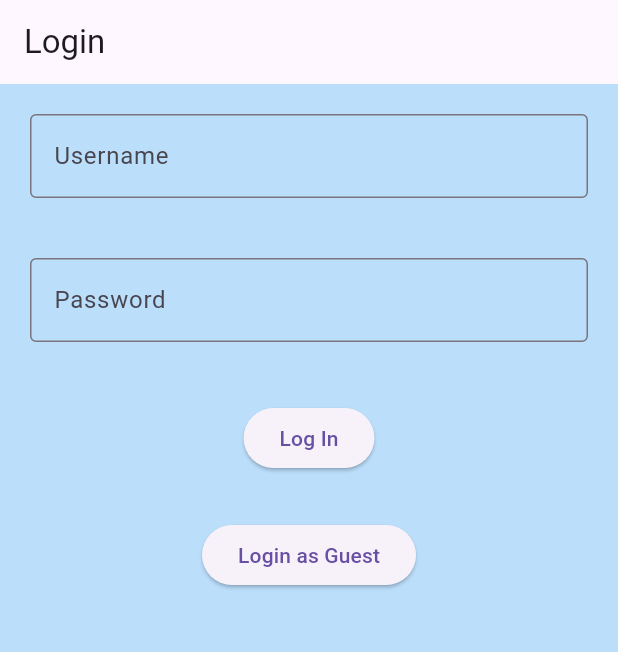
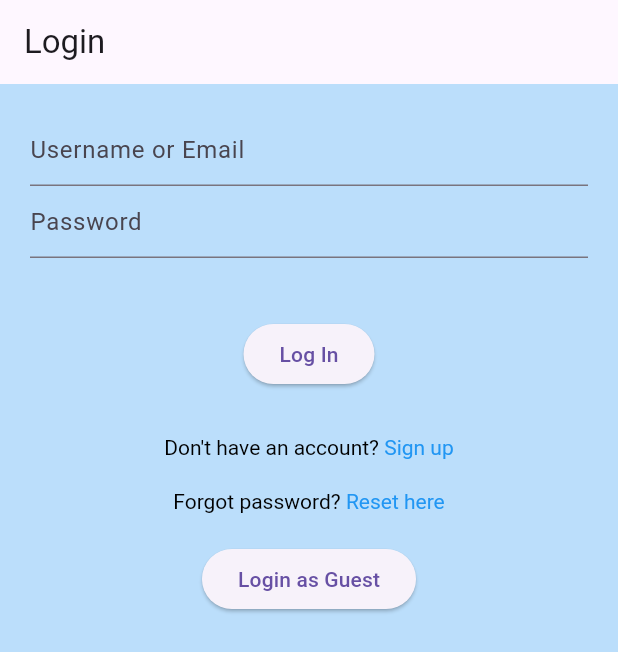
Before and after one commit to Choiboin/CalorieApp, a Flutter app: the screen it shows after launch, on a phone screen of 412 x 824 dp. Shown: the top 652 px of the screen. Run offline on Flutter 3.47's test engine with Material 3 defaults, Android fonts, the phone set to English and light mode, and no system bars.

Commit message:
Login pagev1

```diff
--- a/calorieapp/lib/pages/Login.dart
+++ b/calorieapp/lib/pages/Login.dart
@@ -1,4 +1,6 @@
+import 'package:calorieapp/pages/Register.dart';
 import 'package:calorieapp/pages/chatscreen.dart';
+import 'package:flutter/gestures.dart';
 import 'package:flutter/material.dart';
 
 class Login extends StatelessWidget {
@@ -14,22 +16,24 @@ class Login extends StatelessWidget {
           child: Column(
             mainAxisAlignment: MainAxisAlignment.center,
             children: [
+              // ... other widgets
               Padding(
                 padding: const EdgeInsets.all(20.0),
-                child: TextField(
-                  decoration: InputDecoration(
-                    border: OutlineInputBorder(),
-                    labelText: 'Username',
-                  ),
-                ),
-              ),
-              Padding(
-                padding: const EdgeInsets.all(20.0),
-                child: TextField(
-                  decoration: InputDecoration(
-                    border: OutlineInputBorder(),
-                    labelText: 'Password',
-                  ),
+                child: Column(
+                  children: [
+                    // Add the text fields here
+                    TextField(
+                      decoration: InputDecoration(
+                        hintText: 'Username or Email',
+                      ),
+                    ),
+                    TextField(
+                      obscureText: true, // For password
+                      decoration: InputDecoration(
+                        hintText: 'Password',
+                      ),
+                    ),
+                  ],
                 ),
               ),
               Padding(
@@ -37,12 +41,59 @@ class Login extends StatelessWidget {
                 child: ElevatedButton(
                   child: Text("Log In"),
                   onPressed: () {
-                    // Navigate to chatscreen
+                    // Implement login functionality here
                     Navigator.push(
                       context,
                       MaterialPageRoute(builder: (context) => chatscreen()),
                     );
                   },
+                ),
+              ),
+              Padding(
+                padding: const EdgeInsets.all(10.0),
+                child: RichText(
+                  text: TextSpan(
+                    children: [
+                      TextSpan(
+                        text: 'Don\'t have an account? ',
+                        style: TextStyle(color: Colors.black),
+                      ),
+                      TextSpan(
+                        text: 'Sign up',
+                        style: TextStyle(color: Colors.blue),
+                        recognizer: TapGestureRecognizer()
+                          ..onTap = () {
+                            Navigator.push(
+                              context,
+                              MaterialPageRoute(
+                                  builder: (context) => Register()),
+                            );
+                          },
+                      ),
+                    ],
+                  ),
+                ),
+              ),
+              Padding(
+                padding: const EdgeInsets.all(10.0),
+                child: RichText(
+                  text: TextSpan(
+                    text: 'Forgot password? ',
+                    style: TextStyle(color: Colors.black),
+                    children: [
+                      TextSpan(
+                        text: 'Reset here',
+                        style: TextStyle(color: Colors.blue),
+                        recognizer: TapGestureRecognizer()
+                          ..onTap = () {
+                            Navigator.push(
+                              context,
+                              MaterialPageRoute(builder: (context) => Login()),
+                            );
+                          },
+                      ),
+                    ],
+                  ),
                 ),
               ),
               Padding(
```
Also changed, not shown: calorieapp/lib/pages/Register.dart (added, +14 -0 lines).
